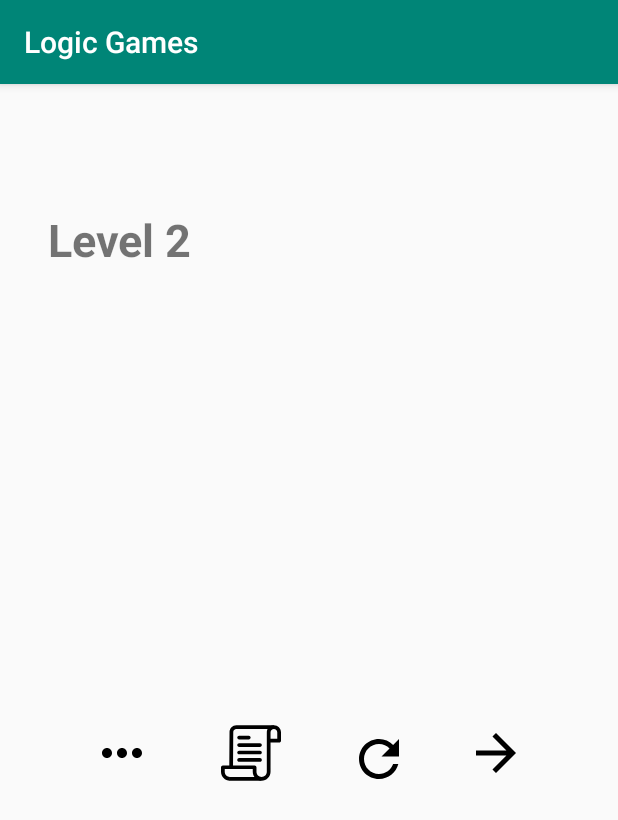
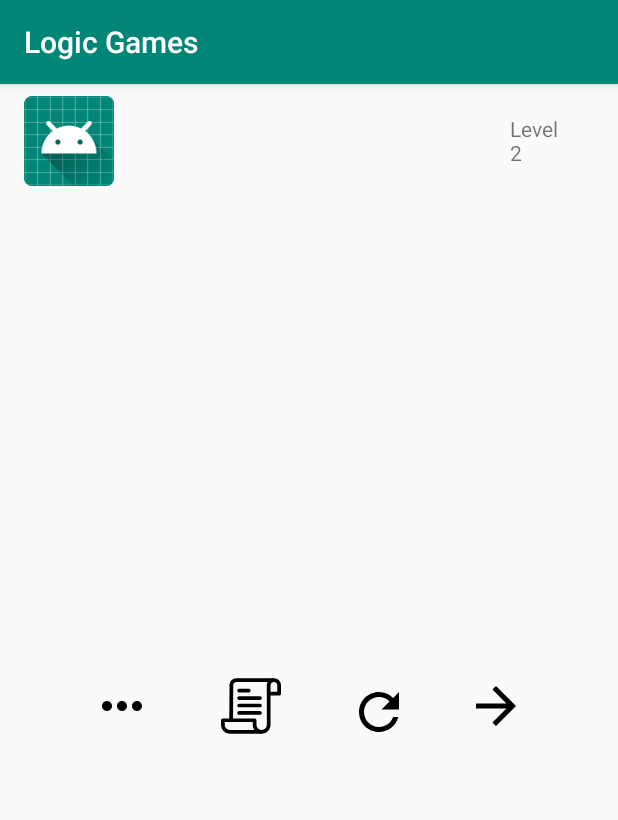
Before and after one commit to bence123456/logicgame_android, an Android app: the MapActivity screen opened directly, with no data from a screen before it, on a phone screen of 412 x 824 dp. Shown: the top 820 px of the screen. Run offline under Robolectric (Android 15) with nearby library versions, the phone set to English and light mode, and no system bars; 3 statements that could not run were skipped.

Commit message:
map activity adjustments

```diff
--- a/app/src/main/java/com/bkonecsni/logicgame/adapters/MapAdapter.java
+++ b/app/src/main/java/com/bkonecsni/logicgame/adapters/MapAdapter.java
@@ -41,7 +41,6 @@ public class MapAdapter extends BaseAdapter {
         return 0;
     }
 
-    // create a new ImageView for each item referenced by the Adapter
     public View getView(int position, View convertView, ViewGroup parent) {
         ImageView imageView = setupImageView(convertView, parent);
 
@@ -56,23 +55,10 @@ public class MapAdapter extends BaseAdapter {
         if (convertView == null) {
             imageView = new ImageView(parent.getContext());
 
-            double rowsAndColumns = Math.sqrt(tileList.size());
-            Log.d("MapAdapter", "Parent: " + parent + ", width: " + parent.getWidth());
-            int height = 160;
+            int height = 200;
 
-            if (rowsAndColumns < 5) {
-                height = 320;
-            } else if (rowsAndColumns == 5) {
-                height = 256;
-            } else if (rowsAndColumns == 6) {
-                height = 213;
-            }  else if (rowsAndColumns == 7) {
-                height = 183;
-            } else if (rowsAndColumns == 9) {
-                height = 142;
-            }
-
-//            Double height = parent.getWidth() / rowsAndColumns;
+            Double dHeight = parent.getWidth() / Math.sqrt(tileList.size());
+            int calculatedHeight = dHeight.intValue();
 
             ViewGroup.LayoutParams layoutParams = new ViewGroup.LayoutParams(ViewGroup.LayoutParams.MATCH_PARENT, height);
             imageView.setLayoutParams(layoutParams);
--- a/app/src/main/res/layout/activity_map.xml
+++ b/app/src/main/res/layout/activity_map.xml
@@ -8,31 +8,71 @@
     android:layout_marginEnd="16dp"
     tools:context="com.bkonecsni.logicgame.activities.MapActivity">
 
+    <ImageView
+        android:id="@+id/gameIcon"
+        android:layout_width="60dp"
+        android:layout_height="60dp"
+        android:layout_marginTop="8dp"
+        android:layout_marginBottom="8dp"
+        android:src="@mipmap/ic_launcher"
+        app:layout_constraintBottom_toBottomOf="parent"
+        app:layout_constraintStart_toStartOf="parent"
+        app:layout_constraintTop_toTopOf="parent"
+        app:layout_constraintVertical_bias="0.0" />
+
     <TextView
         android:id="@+id/gameTitle"
         android:layout_width="wrap_content"
         android:layout_height="wrap_content"
         android:layout_marginStart="16dp"
-        android:layout_marginTop="16dp"
-        android:text="Parks"
-        android:textSize="50dp"
+        android:layout_marginTop="20dp"
+        android:gravity="center"
+        android:textAlignment="center"
+        android:textSize="30sp"
         android:textStyle="bold"
-        app:layout_constraintBottom_toTopOf="@id/levelNumber"
-        app:layout_constraintLeft_toLeftOf="parent"
-        app:layout_constraintStart_toStartOf="parent"
-        app:layout_constraintTop_toTopOf="parent" />
+        app:layout_constraintStart_toEndOf="@+id/gameIcon"
+        app:layout_constraintTop_toTopOf="parent"
+        tools:text="Title" />
 
     <TextView
         android:id="@+id/levelNumber"
-        android:layout_width="wrap_content"
-        android:layout_height="wrap_content"
-        android:layout_marginStart="16dp"
-        android:text="Level 1"
-        android:textSize="30dp"
-        android:textStyle="bold"
-        app:layout_constraintBottom_toTopOf="@id/map"
-        app:layout_constraintLeft_toLeftOf="parent"
-        app:layout_constraintTop_toBottomOf="@+id/gameTitle" />
+        android:layout_width="40dp"
+        android:layout_height="40dp"
+        android:layout_marginTop="8dp"
+        android:layout_marginEnd="16dp"
+        android:layout_marginBottom="8dp"
+        android:text="6"
+        app:layout_constraintBottom_toBottomOf="parent"
+        app:layout_constraintEnd_toEndOf="parent"
+        app:layout_constraintTop_toTopOf="parent"
+        app:layout_constraintVertical_bias="0.017" />
+
+
+    <!--<TextView-->
+        <!--android:id="@+id/gameTitle"-->
+        <!--android:layout_width="wrap_content"-->
+        <!--android:layout_height="wrap_content"-->
+        <!--android:layout_marginStart="16dp"-->
+        <!--android:layout_marginTop="16dp"-->
+        <!--android:text="Parks"-->
+        <!--android:textSize="50dp"-->
+        <!--android:textStyle="bold"-->
+        <!--app:layout_constraintBottom_toTopOf="@id/levelNumber"-->
+        <!--app:layout_constraintLeft_toLeftOf="parent"-->
+        <!--app:layout_constraintStart_toStartOf="parent"-->
+        <!--app:layout_constraintTop_toTopOf="parent" />-->
+
+    <!--<TextView-->
+        <!--android:id="@+id/levelNumber"-->
+        <!--android:layout_width="wrap_content"-->
+        <!--android:layout_height="wrap_content"-->
+        <!--android:layout_marginStart="16dp"-->
+        <!--android:text="Level 1"-->
+        <!--android:textSize="30dp"-->
+        <!--android:textStyle="bold"-->
+        <!--app:layout_constraintBottom_toTopOf="@id/map"-->
+        <!--app:layout_constraintLeft_toLeftOf="parent"-->
+        <!--app:layout_constraintTop_toBottomOf="@+id/gameTitle" />-->
 
     <GridView xmlns:android="http://schemas.android.com/apk/res/android"
         android:id="@+id/map"
@@ -45,7 +85,7 @@
         android:verticalSpacing="1dp"
         app:layout_constraintLeft_toLeftOf="parent"
         app:layout_constraintRight_toRightOf="parent"
-        app:layout_constraintTop_toBottomOf="@id/levelNumber" />
+        app:layout_constraintTop_toBottomOf="@id/gameTitle" />
 
 
     <ImageView
```
